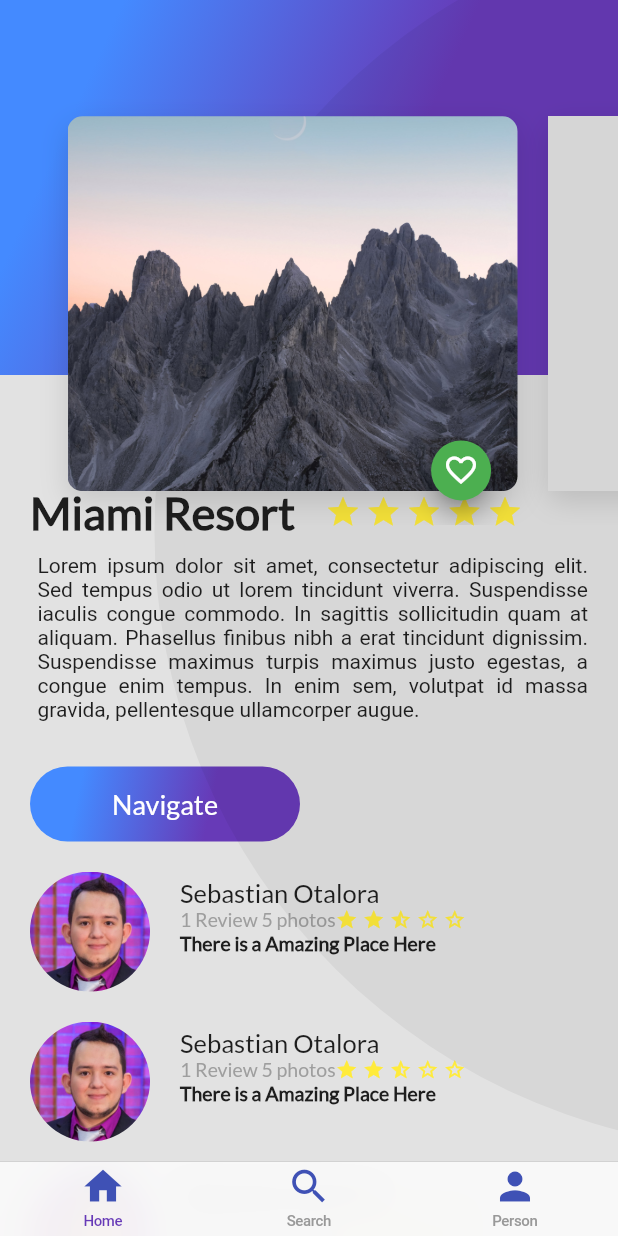
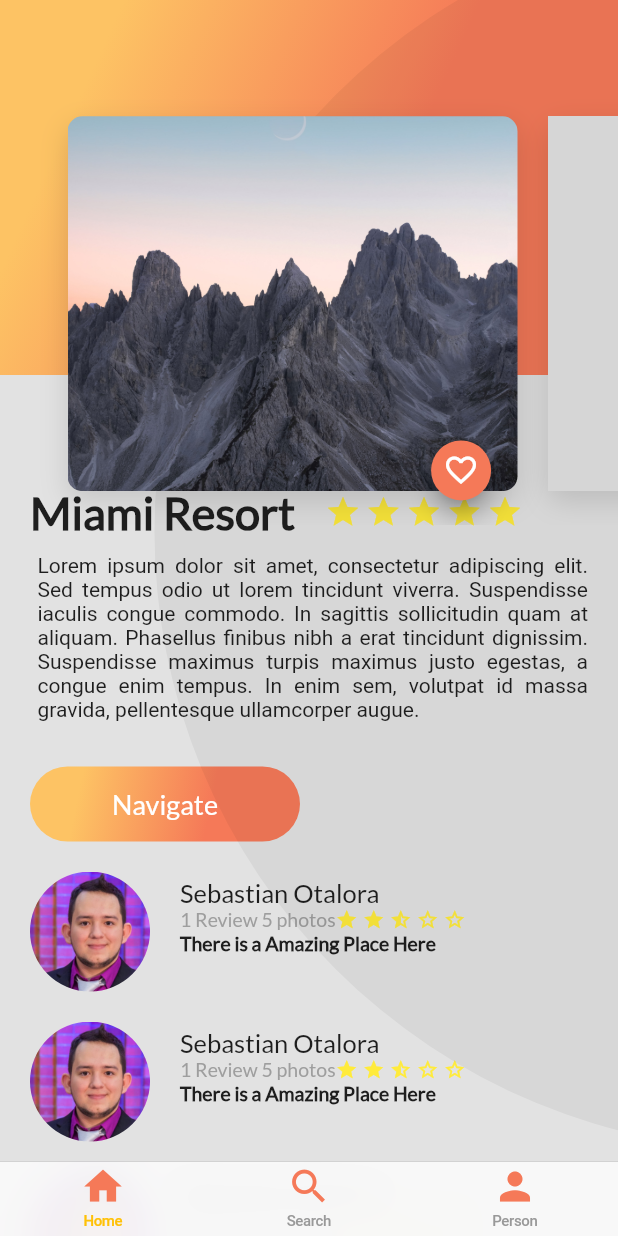
Before and after one commit to Jhonsebas77/platzi-Flutter, a Flutter app: the PlatziTripsCupertino screen opened directly, on a phone screen of 412 x 824 dp. Run offline on Flutter 3.47's test engine with Material 2 defaults, Android fonts, the phone set to English and light mode, and no system bars; our stand-ins replace cloud_firestore, firebase_auth, firebase_storage, google_sign_in, image_picker; missing offline and left inert: generic_bloc_provider; accounts and stored records are empty; grey boxes are pictures that could not be loaded.

Commit message:
Change the colors

```diff
--- a/lib/User/ui/widgets/circle_button.dart
+++ b/lib/User/ui/widgets/circle_button.dart
@@ -30,7 +30,7 @@ class _CircleButton extends State<CircleButton> {
       child: Icon(
         widget.icon,
         size: widget.iconSize,
-        color: Color(0xFF4268D3),
+        color: Color(0xFFF57958),
       ),
     ));
   }
--- a/lib/main.dart
+++ b/lib/main.dart
@@ -18,7 +18,7 @@ class MyApp extends StatelessWidget {
             title: 'Platzi Trips',
             debugShowCheckedModeBanner: false, // Remove Debug Banner
             theme: ThemeData(
-              primarySwatch: Colors.deepPurple,
+              primarySwatch: Colors.amber,
               visualDensity: VisualDensity.adaptivePlatformDensity,
             ),
             home: SignInScreen(),
--- a/lib/platzi_trips_cupertino.dart
+++ b/lib/platzi_trips_cupertino.dart
@@ -13,11 +13,13 @@ class PlatziTripsCupertino extends StatelessWidget {
       bottomNavigationBar: CupertinoTabScaffold(
         tabBar: CupertinoTabBar(items: [
           BottomNavigationBarItem(
-              icon: Icon(Icons.home, color: Colors.indigo), label: "Home"),
+              icon: Icon(Icons.home, color: Color(0xFFF57958)), label: "Home"),
           BottomNavigationBarItem(
-              icon: Icon(Icons.search, color: Colors.indigo), label: "Search"),
+              icon: Icon(Icons.search, color: Color(0xFFF57958)),
+              label: "Search"),
           BottomNavigationBarItem(
-              icon: Icon(Icons.person, color: Colors.indigo), label: "Person"),
+              icon: Icon(Icons.person, color: Color(0xFFF57958)),
+              label: "Person"),
         ]),
         tabBuilder: (BuildContext context, int index) {
           switch (index) {
--- a/lib/widget/button_purple.dart
+++ b/lib/widget/button_purple.dart
@@ -21,7 +21,7 @@ class ButtonPurple extends StatelessWidget {
           decoration: BoxDecoration(
               borderRadius: BorderRadius.circular(30),
               gradient: LinearGradient(
-                  colors: [Colors.blueAccent, Colors.deepPurple],
+                  colors: [Color(0xFFFDC364), Color(0xFFF57958)],
                   begin: FractionalOffset(0.2, 0),
                   end: FractionalOffset(1, 0.6),
                   stops: [0, 0.6],
--- a/lib/widget/floating_action_button_green.dart
+++ b/lib/widget/floating_action_button_green.dart
@@ -34,11 +34,14 @@ class _FloatingActionButtonGreenState extends State<FloatingActionButtonGreen>
   Widget build(BuildContext context) {
     return FloatingActionButton(
       heroTag: null,
-      backgroundColor: Colors.green,
+      backgroundColor: Color(0xFFF57958),
       mini: true,
       tooltip: "Fav",
       onPressed: widget.onPressed,
-      child: Icon(widget.iconData),
+      child: Icon(
+        widget.iconData,
+        color: Colors.white,
+      ),
       // child: Icon(isPressed == true ? Icons.favorite : Icons.favorite_border),
     );
   }
--- a/lib/widget/gradient_back.dart
+++ b/lib/widget/gradient_back.dart
@@ -17,7 +17,7 @@ class GradientBack extends StatelessWidget {
         height: height,
         decoration: BoxDecoration(
             gradient: LinearGradient(
-                colors: [Colors.blueAccent, Colors.deepPurple],
+                colors: [Color(0xFFFDC364), Color(0xFFF57958)],
                 begin: FractionalOffset(0.2, 0),
                 end: FractionalOffset(1, 0.6),
                 stops: [0, 0.6],
```
